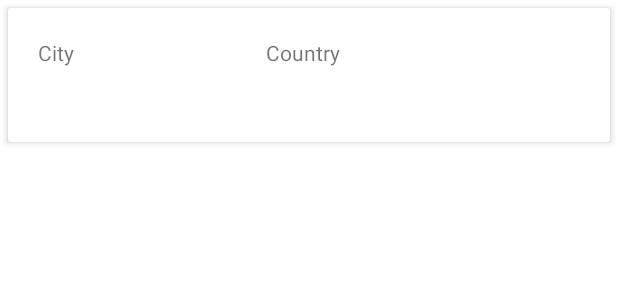
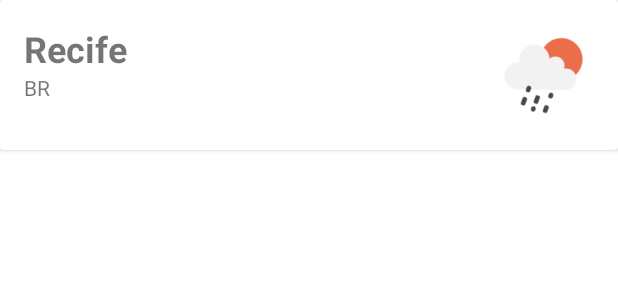
Before and after one commit to arllain/android-my-weather, an Android app: the layout item_city.xml on its own in the app's theme, with its tools: preview values and no code run, on a phone screen of 412 x 824 dp. Shown: the top 300 px of the screen. Run offline under Robolectric (Android 15) with nearby library versions, the phone set to English and light mode, and no system bars.

Commit message:
Merge com o app da aula

```diff
--- a/app/src/main/java/br/com/arllain/myweather/ui/main/search/SearchAdapter.kt
+++ b/app/src/main/java/br/com/arllain/myweather/ui/main/search/SearchAdapter.kt
@@ -1,11 +1,11 @@
 package br.com.arllain.myweather.ui.main.search
 
-import android.util.Log
 import android.view.LayoutInflater
 import android.view.ViewGroup
 import androidx.recyclerview.widget.DiffUtil
 import androidx.recyclerview.widget.ListAdapter
 import androidx.recyclerview.widget.RecyclerView
+import br.com.arllain.myweather.R
 import br.com.arllain.myweather.data.remote.model.City
 import br.com.arllain.myweather.databinding.ItemCityBinding
 import coil.load
@@ -24,10 +24,6 @@ class SearchAdapter: ListAdapter<City,SearchAdapter.ViewHolder>(SearchDiff()) {
     override fun onBindViewHolder(holder: ViewHolder, position: Int) {
         val cityToBind = getItem(position)
         holder.bind(cityToBind)
-
-//        holder.image.setOnClickListener {
-//            clickAction(imageToBind)
-//        }
     }
 
     inner class ViewHolder(private val binding: ItemCityBinding): RecyclerView.ViewHolder(binding.root) {
@@ -39,12 +35,11 @@ class SearchAdapter: ListAdapter<City,SearchAdapter.ViewHolder>(SearchDiff()) {
                 tvCountry.text = city.country.name
                 imgWeather.load(imageUrl) {
                     crossfade(true)
-                    //placeholder(city.weathers[0])
+                    placeholder(R.drawable.ic_weather_placeholder)
                 }
 
             }
         }
-//        val city = binding.city
     }
 
     class SearchDiff: DiffUtil.ItemCallback<City>() {
--- a/app/src/main/java/br/com/arllain/myweather/ui/main/search/SearchFragment.kt
+++ b/app/src/main/java/br/com/arllain/myweather/ui/main/search/SearchFragment.kt
@@ -33,15 +33,12 @@ class SearchFragment: Fragment() {
         savedInstanceState: Bundle?
     ): View {
         binding = FragmentSearchBinding.inflate(layoutInflater, container, false)
-        initUi()
         return binding.root
     }
 
     override fun onViewCreated(view: View, savedInstanceState: Bundle?) {
         super.onViewCreated(view, savedInstanceState)
-        binding.btnSearch.setOnClickListener {
-            findCity()
-        }
+        initUi()
     }
 
     private fun findCity(){
@@ -76,17 +73,18 @@ class SearchFragment: Fragment() {
     }
 
     private fun initUi() {
-        binding.rvCities.adapter = searchAdapter
-        binding.rvCities.layoutManager = LinearLayoutManager(requireContext())
-        binding.rvCities.addItemDecoration(MarginItemDecoration(16.toPx()))
-//        binding.rvCities.apply {
-//            layoutManager = LinearLayoutManager(requireContext())
-//            addItemDecoration(MarginItemDecoration(16.toPx()))
-//        }
+        binding.rvCities.apply {
+            layoutManager = LinearLayoutManager(requireContext())
+            adapter = searchAdapter
+            addItemDecoration(MarginItemDecoration(16.toPx()))
+        }
+
+        binding.btnSearch.setOnClickListener {
+            findCity()
+        }
     }
 
     companion object {
         private const val TAG = "SearchFragment"
     }
-
 }
--- a/app/src/main/res/layout/item_city.xml
+++ b/app/src/main/res/layout/item_city.xml
@@ -3,42 +3,44 @@
     xmlns:tools="http://schemas.android.com/tools"
     android:id="@+id/card_view"
     android:layout_width="match_parent"
-    android:layout_height="wrap_content"
-    android:layout_margin="5dp"
-    android:clickable="true"
-    android:foreground="?selectableItemBackground"
-    app:cardElevation="3dp"
-    app:contentPadding="4dp">
+    android:layout_height="wrap_content">
 
     <androidx.constraintlayout.widget.ConstraintLayout
         android:id="@+id/relativeLayout"
         android:layout_width="match_parent"
-        android:layout_height="match_parent"
-        android:padding="16dp">
+        android:layout_height="wrap_content">
+
+        <TextView
+            android:id="@+id/tvCityName"
+            android:layout_width="0dp"
+            android:layout_height="wrap_content"
+            android:layout_marginStart="16dp"
+            android:layout_marginTop="16dp"
+            android:textSize="24sp"
+            android:textStyle="bold"
+            app:layout_constraintEnd_toStartOf="@+id/imgWeather"
+            app:layout_constraintStart_toStartOf="parent"
+            app:layout_constraintTop_toTopOf="parent"
+            tools:text="Recife" />
+
+        <ImageView
+            android:id="@+id/imgWeather"
+            android:layout_width="100dp"
+            android:layout_height="100dp"
+            app:layout_constraintBottom_toBottomOf="parent"
+            app:layout_constraintEnd_toEndOf="parent"
+            app:layout_constraintTop_toTopOf="parent"
+            app:srcCompat="@drawable/ic_weather_placeholder" />
 
         <TextView
             android:id="@+id/tvCountry"
             android:layout_width="wrap_content"
-            android:layout_height="wrap_content"
-            android:layout_marginStart="128dp"
-            app:layout_constraintStart_toEndOf="@+id/tvCityName"
-            app:layout_constraintTop_toTopOf="parent"
-            tools:text="Country" />
-
-        <TextView
-            android:id="@+id/tvCityName"
-            android:layout_width="wrap_content"
-            android:layout_height="wrap_content"
+            android:layout_height="0dp"
+            android:layout_marginStart="16dp"
+            app:layout_constraintBottom_toBottomOf="parent"
             app:layout_constraintStart_toStartOf="parent"
-            app:layout_constraintTop_toTopOf="parent"
-            tools:text="City" />
-
-        <ImageView
-            android:id="@+id/imgWeather"
-            android:layout_width="120dp"
-            android:layout_height="49dp"
-            app:layout_constraintEnd_toEndOf="parent"
-            app:layout_constraintTop_toTopOf="parent" />
+            app:layout_constraintTop_toBottomOf="@+id/tvCityName"
+            tools:text="BR" />
 
 
     </androidx.constraintlayout.widget.ConstraintLayout>
```
Also changed, not shown: app/src/main/res/drawable/ic_weather_placeholder.png (added).
